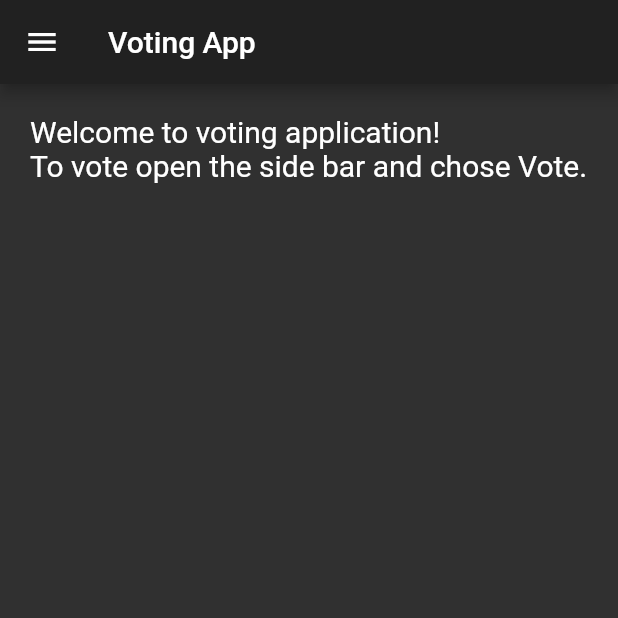
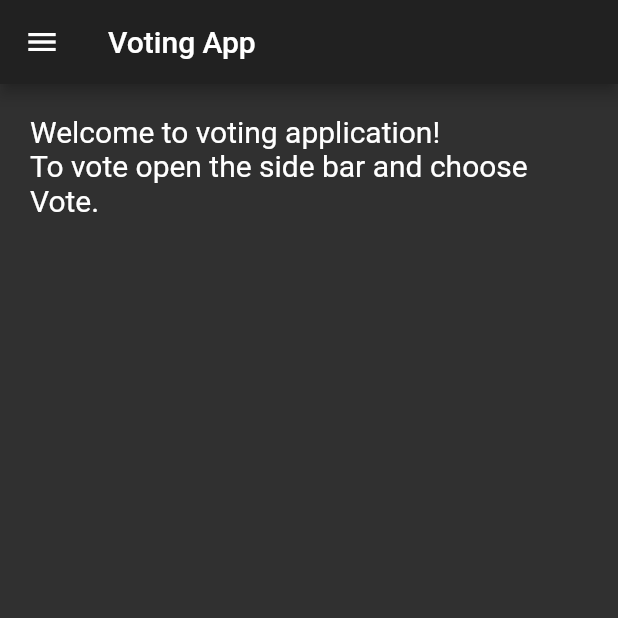
Before and after one commit to DooMLooRD/VotingApp, a Flutter app: the screen it shows after launch, after a tap on "Confirm", on a phone screen of 412 x 824 dp, the top half of it. Run offline on Flutter 3.47's test engine with Material 2 defaults, Android fonts, the phone set to English and light mode, and no system bars.

```diff
--- a/lib/pages/home.dart
+++ b/lib/pages/home.dart
@@ -43,7 +43,7 @@ class HomePage extends StatelessWidget {
         body: Container(
           padding: EdgeInsets.all(20),
           child: Text(
-            'Welcome to voting application!\nTo vote open the side bar and chose Vote.',
+            'Welcome to voting application!\nTo vote open the side bar and choose Vote.',
             style: TextStyle(fontSize: 20),
           ),
         ),
```
Also changed, not shown: lib/pages/votes.dart (+18 -10 lines).
